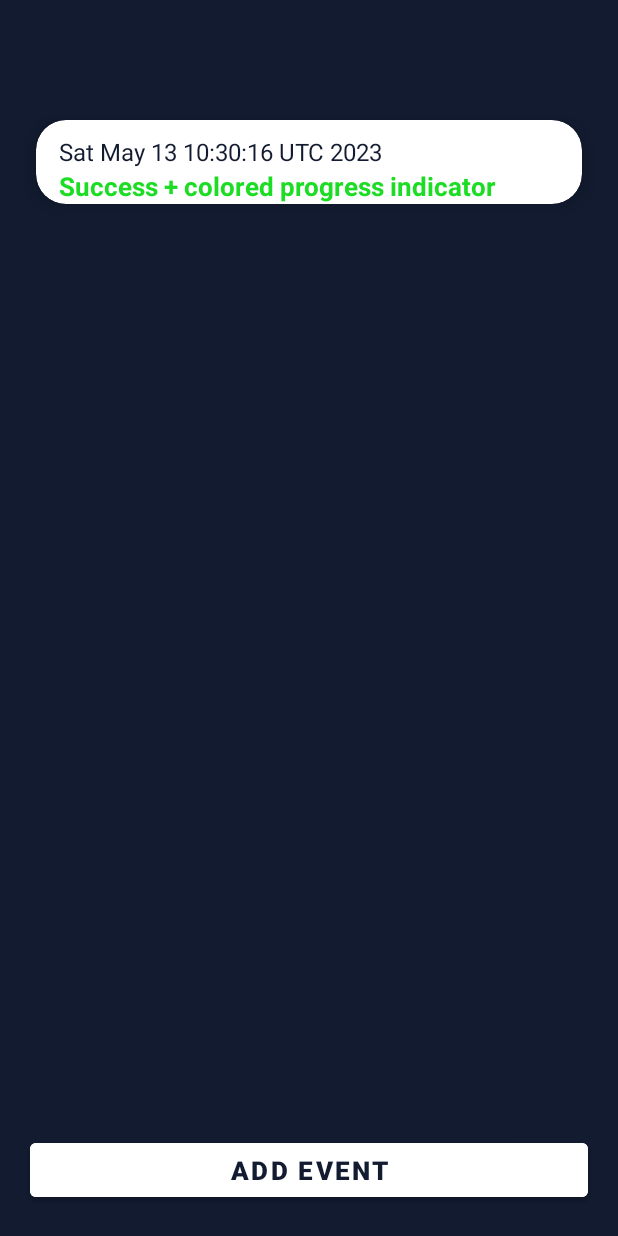
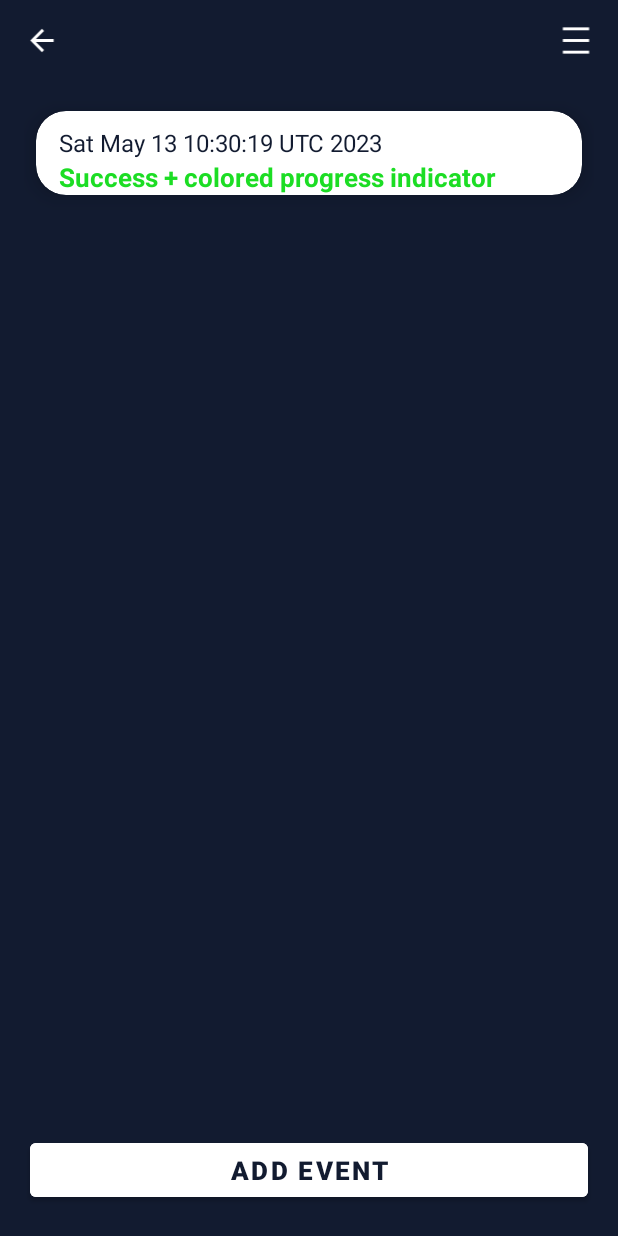
Before and after one commit to linaaa31/GoalTracker, an Android app: the GoalInfoActivity screen opened directly, with no data from a screen before it, after a tap on "ADD EVENT", on a phone screen of 412 x 824 dp. Run offline under Robolectric (Android 15) with nearby library versions, the phone set to English and light mode, and no system bars; our stand-ins replace Room's generated code.

Commit message:
few changes

```diff
--- a/app/src/main/java/com/app/goaltracker/ui/goals/GoalInfoActivity.java
+++ b/app/src/main/java/com/app/goaltracker/ui/goals/GoalInfoActivity.java
@@ -1,18 +1,25 @@
 package com.app.goaltracker.ui.goals;
 
 import androidx.appcompat.app.AppCompatActivity;
+import androidx.fragment.app.FragmentManager;
+import androidx.fragment.app.FragmentTransaction;
 import androidx.lifecycle.Observer;
 import androidx.lifecycle.ViewModelProvider;
 import androidx.recyclerview.widget.RecyclerView;
 
 import android.os.Bundle;
 import android.view.LayoutInflater;
+import android.view.MenuItem;
 import android.view.View;
 import android.view.ViewGroup;
 import android.widget.Button;
+import android.widget.ImageView;
+import android.widget.PopupMenu;
 import android.widget.TextView;
+import android.widget.Toast;
 
 import com.app.goaltracker.Constants;
+import com.app.goaltracker.MainActivity;
 import com.app.goaltracker.databinding.ActivityGoalInfoBinding;
 import com.app.goaltracker.mvvm.GoalsViewModel;
 import com.app.goaltracker.mvvm.HistoryViewModel;
@@ -26,12 +33,30 @@ public class GoalInfoActivity extends AppCompatActivity {
     private RecyclerView historyRecyclerView;
     private HistoryViewModel historyViewModel;
     private ActivityGoalInfoBinding binding;
+    private ImageView hamburgerMenu;
+    private ImageView backButton;
 
     @Override
     protected void onCreate(Bundle savedInstanceState) {
         super.onCreate(savedInstanceState);
         binding = ActivityGoalInfoBinding.inflate(getLayoutInflater());
         setContentView(binding.getRoot());
+
+        backButton = findViewById(R.id.back_button);
+        backButton.setOnClickListener(new View.OnClickListener() {
+            @Override
+            public void onClick(View v) {
+                finish();
+            }
+        });
+        hamburgerMenu = findViewById(R.id.hamburger_menu);
+
+        hamburgerMenu.setOnClickListener(new View.OnClickListener() {
+            @Override
+            public void onClick(View v) {
+                showPopupMenu(v);
+            }
+        });
 
         historyRecyclerView = findViewById(R.id.reminder_rv);
         historyRecyclerView.setAdapter(new ReminderAdapter());
@@ -54,6 +79,33 @@ public class GoalInfoActivity extends AppCompatActivity {
             }
         });
     }
+
+    private void showPopupMenu(View view) {
+        PopupMenu popupMenu = new PopupMenu(this, view);
+        popupMenu.inflate(R.menu.main_menu);
+
+        popupMenu.setOnMenuItemClickListener(new PopupMenu.OnMenuItemClickListener() {
+            @Override
+            public boolean onMenuItemClick(MenuItem item) {
+
+                switch (item.getItemId()) {
+                    case R.id.delete_goal:
+                      //  goalsViewModel.deleteGoal();
+
+                    case R.id.archive_goal:
+
+
+                        return true;
+                    default:
+                        return false;
+                }
+            }
+        });
+
+        popupMenu.show();
+    }
+
+
 
     private class ReminderAdapter extends RecyclerView.Adapter<ReminderAdapter.ViewHolder> {
         private List<History> historyList;
--- /dev/null
+++ b/app/src/main/res/drawable/ic_baseline_archive_24.xml
@@ -0,0 +1,5 @@
+<vector android:height="24dp" android:tint="#FFFFFF"
+    android:viewportHeight="24" android:viewportWidth="24"
+    android:width="24dp" xmlns:android="http://schemas.android.com/apk/res/android">
+    <path android:fillColor="@android:color/white" android:pathData="M20.54,5.23l-1.39,-1.68C18.88,3.21 18.47,3 18,3H6c-0.47,0 -0.88,0.21 -1.16,0.55L3.46,5.23C3.17,5.57 3,6.02 3,6.5V19c0,1.1 0.9,2 2,2h14c1.1,0 2,-0.9 2,-2V6.5c0,-0.48 -0.17,-0.93 -0.46,-1.27zM12,17.5L6.5,12H10v-2h4v2h3.5L12,17.5zM5.12,5l0.81,-1h12l0.94,1H5.12z"/>
+</vector>
--- /dev/null
+++ b/app/src/main/res/drawable/ic_baseline_arrow_back.xml
@@ -0,0 +1,5 @@
+<vector android:autoMirrored="true" android:height="24dp"
+    android:tint="#FFFFFF" android:viewportHeight="24"
+    android:viewportWidth="24" android:width="24dp" xmlns:android="http://schemas.android.com/apk/res/android">
+    <path android:fillColor="@android:color/white" android:pathData="M20,11H7.83l5.59,-5.59L12,4l-8,8 8,8 1.41,-1.41L7.83,13H20v-2z"/>
+</vector>
--- /dev/null
+++ b/app/src/main/res/drawable/ic_hamburger.xml
@@ -0,0 +1,7 @@
+<vector android:height="24dp" android:tint="#FFFFFF"
+    android:viewportHeight="24" android:viewportWidth="24"
+    android:width="24dp" xmlns:android="http://schemas.android.com/apk/res/android">
+    <path android:fillColor="@android:color/white" android:pathData="M3,3h18v2h-18z"/>
+    <path android:fillColor="@android:color/white" android:pathData="M3,19h18v2h-18z"/>
+    <path android:fillColor="@android:color/white" android:pathData="M3,11h18v2h-18z"/>
+</vector>
--- /dev/null
+++ b/app/src/main/res/drawable/search_view.xml
@@ -0,0 +1,6 @@
+<?xml version="1.0" encoding="utf-8"?>
+<shape xmlns:android="http://schemas.android.com/apk/res/android">
+<corners android:radius="8dp"/>
+    <stroke android:color="@color/blue_black"
+        android:width="2dp"/>
+</shape>
--- a/app/src/main/res/layout/activity_goal_info.xml
+++ b/app/src/main/res/layout/activity_goal_info.xml
@@ -7,6 +7,27 @@
     android:layout_height="match_parent"
     android:background="@color/blue_black"
     tools:context=".ui.goals.GoalInfoActivity">
+    <ImageView
+        android:id="@+id/hamburger_menu"
+        android:layout_width="wrap_content"
+        android:layout_height="wrap_content"
+        android:src="@drawable/ic_hamburger"
+        android:padding="16dp"
+        android:layout_marginTop="10dp"
+      app:layout_constraintEnd_toEndOf="parent"
+        app:layout_constraintTop_toTopOf="parent"
+        app:layout_constraintBottom_toBottomOf="@id/title"/>
+
+    <ImageView
+        android:id="@+id/back_button"
+        android:layout_width="wrap_content"
+        android:layout_height="wrap_content"
+        android:src="@drawable/ic_baseline_arrow_back"
+        android:padding="16dp"
+        android:layout_marginTop="10dp"
+   app:layout_constraintStart_toStartOf="parent"
+        app:layout_constraintTop_toTopOf="parent"
+        app:layout_constraintBottom_toBottomOf="@id/title"/>
 
     <TextView
         android:id="@+id/title"
@@ -14,8 +35,7 @@
         android:layout_height="wrap_content"
         android:layout_marginTop="8dp"
         android:gravity="center"
-        android:text="Note the results"
-        android:textSize="30sp"
+        android:textSize="25sp"
         android:textColor="@color/white"
         android:textStyle="bold"
         app:layout_constraintTop_toTopOf="parent" />
--- /dev/null
+++ b/app/src/main/res/menu/main_menu.xml
@@ -0,0 +1,11 @@
+<?xml version="1.0" encoding="utf-8"?>
+<menu xmlns:android="http://schemas.android.com/apk/res/android">
+    <item
+        android:id="@+id/delete_goal"
+        android:icon="@drawable/ic_baseline_delete"
+    android:title="Delete" />
+    <item
+        android:id="@+id/archive_goal"
+        android:icon="@drawable/ic_baseline_archive_24"
+    android:title="Archive" />
+</menu>
```
Also changed, not shown: app/src/main/java/com/app/goaltracker/ui/goals/GoalsFragment.java (+43 -2 lines), app/src/main/res/layout/fragment_goals.xml (+12 -1 lines).
